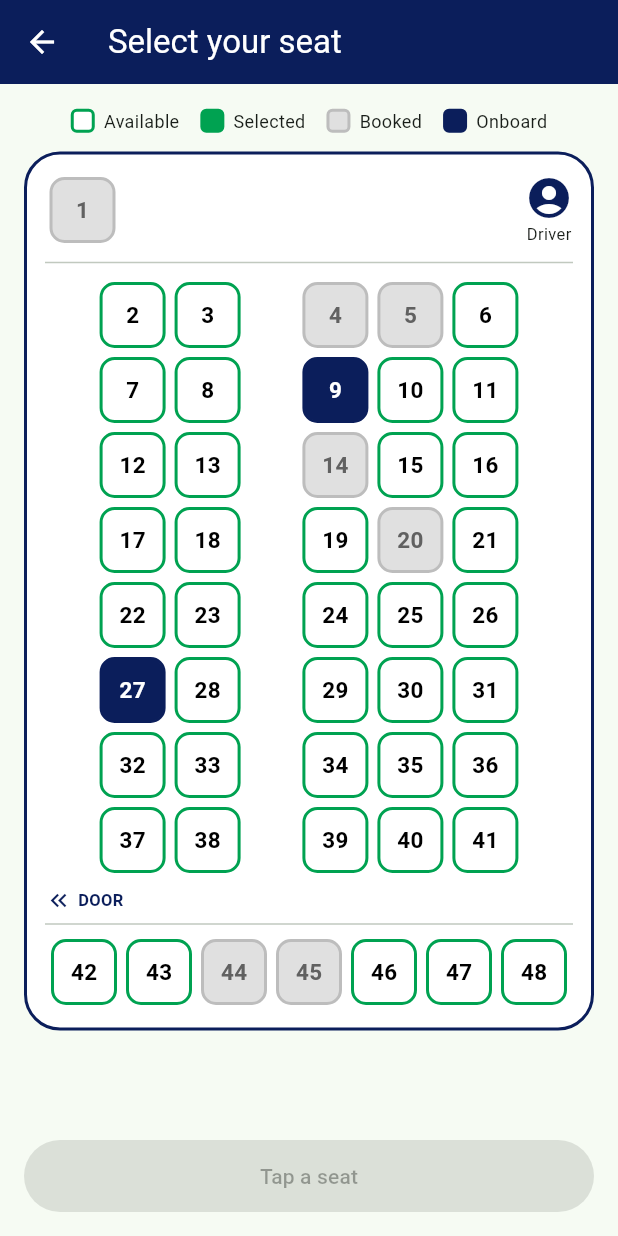
After one commit to sulimankhan12580-design/smart_universty_Bus, a Flutter app: the SeatMapDemo screen opened directly, on a phone screen of 412 x 824 dp. The commit adds this screen. Run offline on Flutter 3.47's test engine with Material 3 defaults, Android fonts, the phone set to English and light mode, and no system bars; our stand-ins replace cloud_firestore, firebase_auth, firebase_core; accounts and stored records are empty.

Commit message:
Add shared SeatMap widget (48 seats) and demo

```diff
--- a/lib/main.dart
+++ b/lib/main.dart
@@ -18,7 +18,7 @@ class MyApp extends StatelessWidget {
     return MaterialApp(
       title: 'Smart Bus',
       theme: appTheme,
-      home: const AuthGate(),
+         home: const AuthGate(),
     );
   }
 }
--- /dev/null
+++ b/lib/shared/seat_map.dart
@@ -0,0 +1,192 @@
+import 'package:flutter/material.dart';
+import 'package:smartbus/theme.dart';
+
+enum SeatStatus { free, reserved, boarded }
+
+/// Airline style seat map for the bus.
+/// Seat 1 is beside the driver, then rows of (left | right), then the back seat.
+class SeatMap extends StatelessWidget {
+  final Map<int, SeatStatus> statuses; // seatNo -> status (missing = free)
+  final int? selectedSeat;
+  final ValueChanged<int>? onSeatTap;
+  final bool tapAll; // false: only free seats can be tapped
+  final int frontSeats;
+  final int rows;
+  final int leftPerRow;
+  final int rightPerRow;
+  final int backSeats;
+
+  const SeatMap({
+    super.key,
+    required this.statuses,
+    this.selectedSeat,
+    this.onSeatTap,
+    this.tapAll = false,
+    this.frontSeats = 1,
+    this.rows = 8,
+    this.leftPerRow = 2,
+    this.rightPerRow = 3,
+    this.backSeats = 7,
+  });
+
+  Widget _seat(int no, double size) {
+    final status = statuses[no] ?? SeatStatus.free;
+    final selected = selectedSeat == no;
+    Color bg;
+    Color border;
+    Color fg;
+    if (selected) {
+      bg = kGreen;
+      border = kGreen;
+      fg = Colors.black;
+    } else if (status == SeatStatus.free) {
+      bg = Colors.white;
+      border = kGreen;
+      fg = Colors.black;
+    } else if (status == SeatStatus.reserved) {
+      bg = Colors.grey.shade300;
+      border = Colors.grey.shade400;
+      fg = Colors.grey.shade700;
+    } else {
+      bg = kNavy;
+      border = kNavy;
+      fg = Colors.white;
+    }
+    final canTap = onSeatTap != null && (tapAll || status == SeatStatus.free);
+    return GestureDetector(
+      onTap: canTap ? () => onSeatTap!(no) : null,
+      child: Container(
+        width: size,
+        height: size,
+        margin: const EdgeInsets.all(3),
+        alignment: Alignment.center,
+        decoration: BoxDecoration(
+          color: bg,
+          border: Border.all(color: border, width: 2),
+          borderRadius: BorderRadius.circular(10),
+        ),
+        child: Text(
+          '$no',
+          style: TextStyle(
+            color: fg,
+            fontWeight: FontWeight.w700,
+            fontSize: size * 0.34,
+          ),
+        ),
+      ),
+    );
+  }
+
+  Widget _legendItem(Color bg, Color border, String label) {
+    return Row(
+      mainAxisSize: MainAxisSize.min,
+      children: [
+        Container(
+          width: 16,
+          height: 16,
+          decoration: BoxDecoration(
+            color: bg,
+            border: Border.all(color: border, width: 2),
+            borderRadius: BorderRadius.circular(4),
+          ),
+        ),
+        const SizedBox(width: 6),
+        Text(label, style: const TextStyle(fontSize: 12)),
+      ],
+    );
+  }
+
+  @override
+  Widget build(BuildContext context) {
+    return LayoutBuilder(builder: (context, c) {
+      final avail = c.maxWidth - 28;
+      final size = (avail / backSeats - 6).clamp(26.0, 44.0).toDouble();
+      final perRow = leftPerRow + rightPerRow;
+      final backStart = frontSeats + rows * perRow + 1;
+
+      Widget seatRow(int r) {
+        final start = frontSeats + r * perRow + 1;
+        return Row(
+          mainAxisAlignment: MainAxisAlignment.center,
+          children: [
+            for (var i = 0; i < leftPerRow; i++) _seat(start + i, size),
+            SizedBox(width: size * 0.8),
+            for (var i = 0; i < rightPerRow; i++)
+              _seat(start + leftPerRow + i, size),
+          ],
+        );
+      }
+
+      return Column(
+        children: [
+          Wrap(
+            spacing: 14,
+            runSpacing: 6,
+            alignment: WrapAlignment.center,
+            children: [
+              _legendItem(Colors.white, kGreen, 'Available'),
+              _legendItem(kGreen, kGreen, 'Selected'),
+              _legendItem(Colors.grey.shade300, Colors.grey.shade400, 'Booked'),
+              _legendItem(kNavy, kNavy, 'Onboard'),
+            ],
+          ),
+          const SizedBox(height: 12),
+          Container(
+            padding: const EdgeInsets.all(12),
+            decoration: BoxDecoration(
+              color: Colors.white,
+              border: Border.all(color: kNavy, width: 2),
+              borderRadius: BorderRadius.circular(24),
+            ),
+            child: Column(
+              children: [
+                Row(
+                  mainAxisAlignment: MainAxisAlignment.spaceBetween,
+                  children: [
+                    Row(
+                      children: [
+                        for (var i = 1; i <= frontSeats; i++) _seat(i, size),
+                      ],
+                    ),
+                    const Column(
+                      children: [
+                        Icon(Icons.account_circle, size: 32, color: kNavy),
+                        Text('Driver', style: TextStyle(fontSize: 11)),
+                      ],
+                    ),
+                  ],
+                ),
+                const Divider(height: 20),
+                for (var r = 0; r < rows; r++) seatRow(r),
+                const SizedBox(height: 6),
+                const Row(
+                  children: [
+                    Icon(Icons.keyboard_double_arrow_left,
+                        size: 18, color: kNavy),
+                    SizedBox(width: 4),
+                    Text(
+                      'DOOR',
+                      style: TextStyle(
+                        fontSize: 11,
+                        fontWeight: FontWeight.w700,
+                        color: kNavy,
+                      ),
+                    ),
+                  ],
+                ),
+                const Divider(height: 14),
+                Row(
+                  mainAxisAlignment: MainAxisAlignment.center,
+                  children: [
+                    for (var i = 0; i < backSeats; i++)
+                      _seat(backStart + i, size),
+                  ],
+                ),
+              ],
+            ),
+          ),
+        ],
+      );
+    });
+  }
+}
--- /dev/null
+++ b/lib/shared/seat_map_demo.dart
@@ -0,0 +1,50 @@
+import 'package:flutter/material.dart';
+import 'package:smartbus/shared/seat_map.dart';
+
+class SeatMapDemo extends StatefulWidget {
+  const SeatMapDemo({super.key});
+
+  @override
+  State<SeatMapDemo> createState() => _SeatMapDemoState();
+}
+
+class _SeatMapDemoState extends State<SeatMapDemo> {
+  int? _selected;
+  final Map<int, SeatStatus> _statuses = {
+    1: SeatStatus.reserved,
+    4: SeatStatus.reserved,
+    5: SeatStatus.reserved,
+    9: SeatStatus.boarded,
+    14: SeatStatus.reserved,
+    20: SeatStatus.reserved,
+    27: SeatStatus.boarded,
+    44: SeatStatus.reserved,
+    45: SeatStatus.reserved,
+  };
+
+  @override
+  Widget build(BuildContext context) {
+    return Scaffold(
+      appBar: AppBar(title: const Text('Select your seat')),
+      body: SingleChildScrollView(
+        padding: const EdgeInsets.all(16),
+        child: SeatMap(
+          statuses: _statuses,
+          selectedSeat: _selected,
+          onSeatTap: (n) =>
+              setState(() => _selected = _selected == n ? null : n),
+        ),
+      ),
+      bottomNavigationBar: SafeArea(
+        child: Padding(
+          padding: const EdgeInsets.all(16),
+          child: FilledButton(
+            onPressed: _selected == null ? null : () {},
+            child: Text(
+                _selected == null ? 'Tap a seat' : 'Confirm seat $_selected'),
+          ),
+        ),
+      ),
+    );
+  }
+}
```
